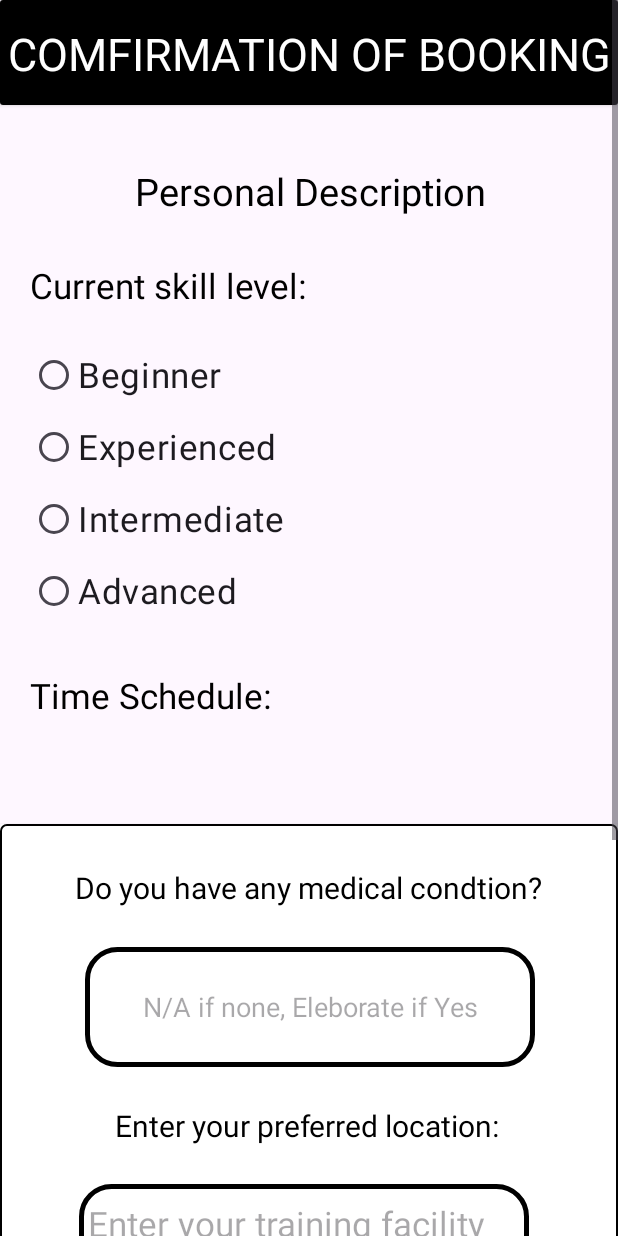
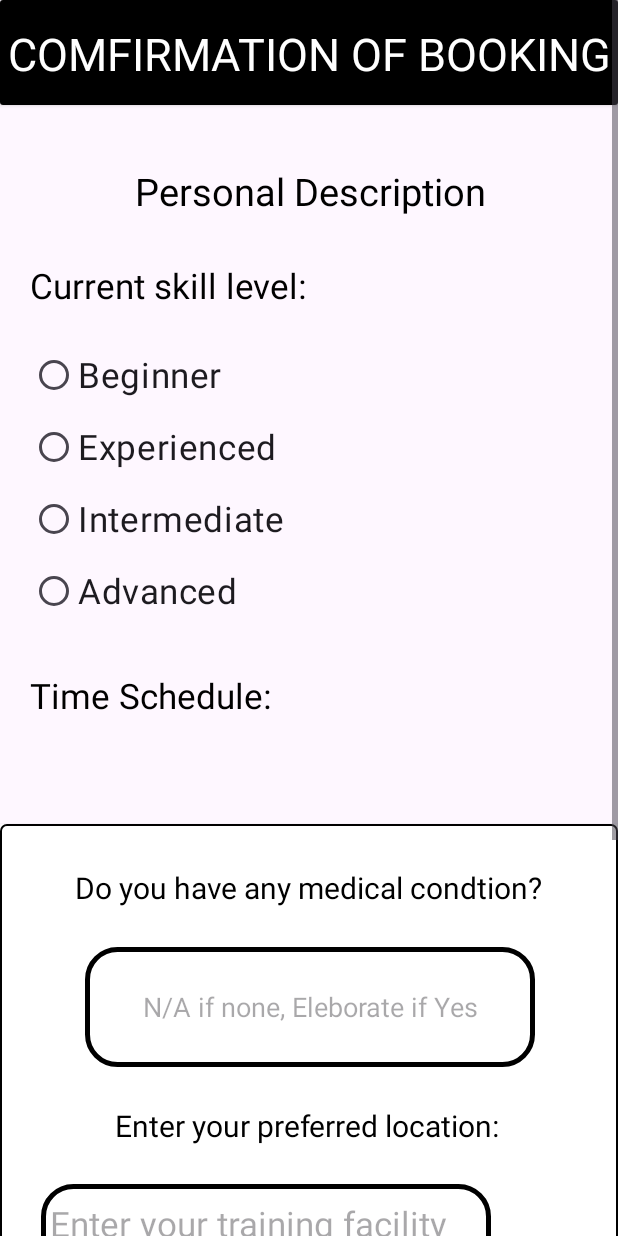
Before and after one commit to BradlyVinceGorgonio/EasyBook, an Android app: the fragment BookNowFragment shown on its own in the app's theme, on a phone screen of 412 x 824 dp. Run offline under Robolectric (Android 15) with nearby library versions, the phone set to English and light mode, and no system bars; our stand-ins replace Firebase (no records; nobody signed in at launch, a user with empty details on screens opened directly).

Commit message:
Easy Booking

```diff
--- a/app/src/main/res/layout/fragment_book_now.xml
+++ b/app/src/main/res/layout/fragment_book_now.xml
@@ -220,7 +220,7 @@
                             android:id="@+id/facilityadd"
                             android:layout_width="300dp"
                             android:layout_height="80dp"
-                            android:layout_marginLeft="-280dp"
+                            android:layout_marginLeft="-305dp"
                             android:layout_marginTop="240dp"
                             android:layout_marginBottom="20dp"
                             android:background="@drawable/custom_edittext"
```
